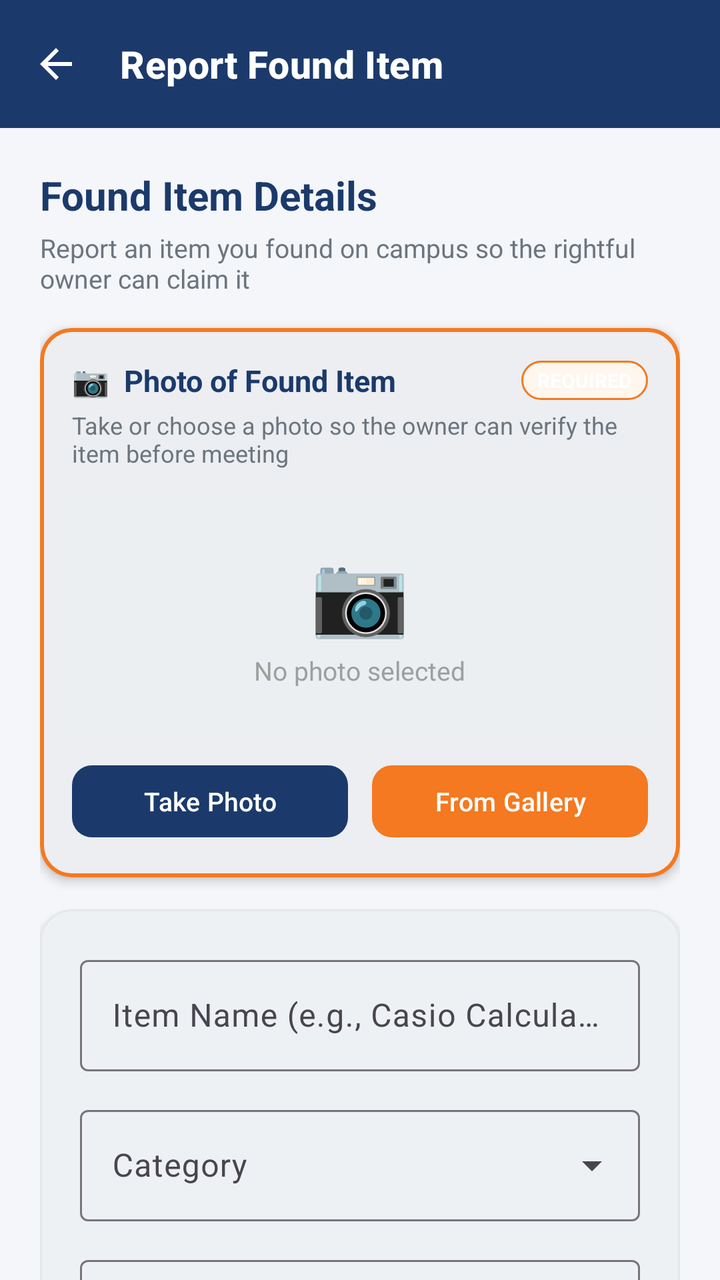
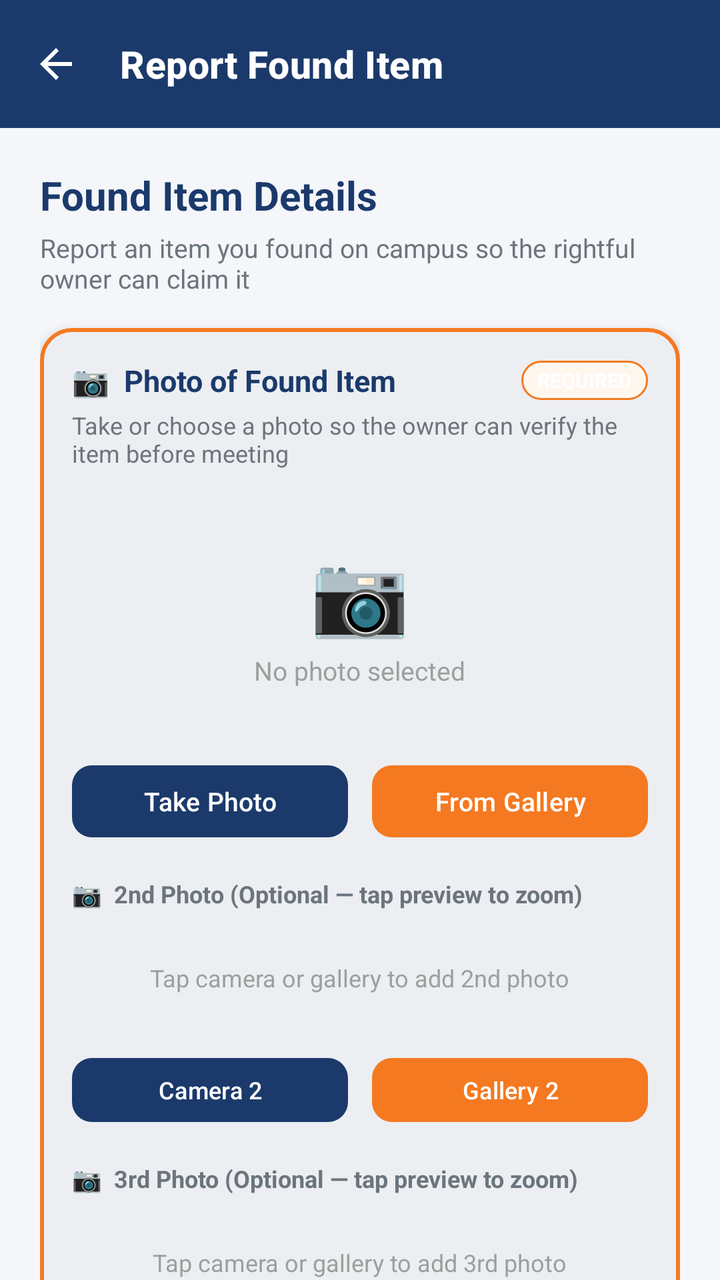

An Android layout rendered at two revisions. The XML below is the earlier revision; the diff shows what the commit changed to produce the second picture.
<!-- AndroidManifest.xml: application theme Theme.CampusFind -->
<!-- res/layout/activity_report_found.xml -->
<?xml version="1.0" encoding="utf-8"?>
<androidx.coordinatorlayout.widget.CoordinatorLayout
    xmlns:android="http://schemas.android.com/apk/res/android"
    xmlns:app="http://schemas.android.com/apk/res-auto"
    android:layout_width="match_parent"
    android:layout_height="match_parent"
    android:background="@color/background">

    <com.google.android.material.appbar.AppBarLayout
        android:layout_width="match_parent"
        android:layout_height="wrap_content">
        <com.google.android.material.appbar.MaterialToolbar
            android:id="@+id/toolbarReportFound"
            android:layout_width="match_parent"
            android:layout_height="?attr/actionBarSize"
            android:background="@color/primary"
            app:navigationIcon="@drawable/ic_arrow_back"
            app:navigationIconTint="@color/text_white"
            app:title="Report Found Item"
            app:titleTextAppearance="@style/CampusFind.ToolbarTitle" />
    </com.google.android.material.appbar.AppBarLayout>

    <androidx.core.widget.NestedScrollView
        android:layout_width="match_parent"
        android:layout_height="match_parent"
        android:fillViewport="true"
        app:layout_behavior="@string/appbar_scrolling_view_behavior">

        <LinearLayout
            android:layout_width="match_parent"
            android:layout_height="wrap_content"
            android:orientation="vertical"
            android:padding="20dp">

            <TextView
                android:layout_width="wrap_content"
                android:layout_height="wrap_content"
                android:text="Found Item Details"
                android:textColor="@color/primary"
                android:textSize="20sp"
                android:textStyle="bold" />

            <TextView
                android:layout_width="wrap_content"
                android:layout_height="wrap_content"
                android:layout_marginTop="4dp"
                android:text="Report an item you found on campus so the rightful owner can claim it"
                android:textColor="@color/text_secondary"
                android:textSize="13sp" />

            
            
            
            <com.google.android.material.card.MaterialCardView
                android:layout_width="match_parent"
                android:layout_height="wrap_content"
                android:layout_marginTop="16dp"
                app:cardCornerRadius="16dp"
                app:cardElevation="3dp"
                app:strokeWidth="2dp"
                app:strokeColor="@color/accent"
                app:cardBackgroundColor="@color/surface">

                <LinearLayout
                    android:layout_width="match_parent"
                    android:layout_height="wrap_content"
                    android:orientation="vertical"
                    android:padding="16dp">

                    
                    <LinearLayout
                        android:layout_width="match_parent"
                        android:layout_height="wrap_content"
                        android:orientation="horizontal"
                        android:gravity="center_vertical">

                        <TextView
                            android:layout_width="0dp"
                            android:layout_height="wrap_content"
                            android:layout_weight="1"
                            android:text="📷  Photo of Found Item"
                            android:textColor="@color/primary"
                            android:textSize="15sp"
                            android:textStyle="bold" />

                        
                        <TextView
                            android:layout_width="wrap_content"
                            android:layout_height="wrap_content"
                            android:text="REQUIRED"
                            android:textColor="#FFFFFF"
                            android:textSize="10sp"
                            android:textStyle="bold"
                            android:paddingStart="8dp"
                            android:paddingEnd="8dp"
                            android:paddingTop="3dp"
                            android:paddingBottom="3dp"
                            android:background="@drawable/badge_active" />
                    </LinearLayout>

                    <TextView
                        android:layout_width="wrap_content"
                        android:layout_height="wrap_content"
                        android:layout_marginTop="4dp"
                        android:text="Take or choose a photo so the owner can verify the item before meeting"
                        android:textColor="@color/text_secondary"
                        android:textSize="12sp" />

                    
                    <ImageView
                        android:id="@+id/ivPhotoPreview"
                        android:layout_width="match_parent"
                        android:layout_height="200dp"
                        android:layout_marginTop="12dp"
                        android:scaleType="centerCrop"
                        android:background="@color/surface_variant"
                        android:visibility="gone"
                        android:contentDescription="Photo preview" />

                    
                    <LinearLayout
                        android:id="@+id/layoutPhotoPlaceholder"
                        android:layout_width="match_parent"
                        android:layout_height="120dp"
                        android:layout_marginTop="12dp"
                        android:orientation="vertical"
                        android:gravity="center"
                        android:background="@color/surface_variant">

                        <TextView
                            android:layout_width="wrap_content"
                            android:layout_height="wrap_content"
                            android:text="📷"
                            android:textSize="40sp" />

                        <TextView
                            android:layout_width="wrap_content"
                            android:layout_height="wrap_content"
                            android:layout_marginTop="4dp"
                            android:text="No photo selected"
                            android:textColor="@color/text_hint"
                            android:textSize="13sp" />
                    </LinearLayout>

                    
                    <TextView
                        android:id="@+id/tvPhotoError"
                        android:layout_width="wrap_content"
                        android:layout_height="wrap_content"
                        android:layout_marginTop="4dp"
                        android:text="⚠ A photo is required to submit a found report"
                        android:textColor="#E53935"
                        android:textSize="12sp"
                        android:visibility="gone" />

                    
                    <LinearLayout
                        android:layout_width="match_parent"
                        android:layout_height="wrap_content"
                        android:layout_marginTop="12dp"
                        android:orientation="horizontal">

                        <com.google.android.material.button.MaterialButton
                            android:id="@+id/btnTakePhoto"
                            android:layout_width="0dp"
                            android:layout_height="44dp"
                            android:layout_weight="1"
                            android:layout_marginEnd="6dp"
                            android:text="Take Photo"
                            android:textSize="13sp"
                            android:textAllCaps="false"
                            app:cornerRadius="10dp"
                            app:backgroundTint="@color/primary"
                            android:textColor="@color/text_white" />

                        <com.google.android.material.button.MaterialButton
                            android:id="@+id/btnChooseGallery"
                            android:layout_width="0dp"
                            android:layout_height="44dp"
                            android:layout_weight="1"
                            android:layout_marginStart="6dp"
                            android:text="From Gallery"
                            android:textSize="13sp"
                            android:textAllCaps="false"
                            app:cornerRadius="10dp"
                            app:backgroundTint="@color/accent"
                            android:textColor="@color/text_white" />
                    </LinearLayout>

                </LinearLayout>
            </com.google.android.material.card.MaterialCardView>

            
            
            
            <com.google.android.material.card.MaterialCardView
                android:layout_width="match_parent"
                android:layout_height="wrap_content"
                android:layout_marginTop="16dp"
                app:cardCornerRadius="16dp"
                app:cardElevation="2dp"
                app:strokeWidth="1dp"
                app:strokeColor="@color/card_stroke"
                app:cardBackgroundColor="@color/surface">

                <LinearLayout
                    android:layout_width="match_parent"
                    android:layout_height="wrap_content"
                    android:orientation="vertical"
                    android:padding="20dp">

                    
                    <com.google.android.material.textfield.TextInputLayout
                        android:id="@+id/tilItemName"
                        android:layout_width="match_parent"
                        android:layout_height="wrap_content"
                        android:hint="Item Name (e.g., Casio Calculator, Student ID)"
                        style="@style/Widget.Material3.TextInputLayout.OutlinedBox">
                        <com.google.android.material.textfield.TextInputEditText
                            android:id="@+id/etItemName"
                            android:layout_width="match_parent"
                            android:layout_height="wrap_content"
                            android:inputType="textCapWords"
                            android:textColor="@color/text_primary" />
                    </com.google.android.material.textfield.TextInputLayout>

                    
                    <com.google.android.material.textfield.TextInputLayout
                        android:id="@+id/tilCategory"
                        style="@style/Widget.Material3.TextInputLayout.OutlinedBox.ExposedDropdownMenu"
                        android:layout_width="match_parent"
                        android:layout_height="wrap_content"
                        android:layout_marginTop="14dp"
                        android:hint="Category">
                        <AutoCompleteTextView
                            android:id="@+id/actvCategory"
                            android:layout_width="match_parent"
                            android:layout_height="wrap_content"
                            android:inputType="none"
                            android:textColor="@color/text_primary" />
                    </com.google.android.material.textfield.TextInputLayout>

                    
                    <com.google.android.material.textfield.TextInputLayout
                        android:id="@+id/tilLocation"
                        android:layout_width="match_parent"
                        android:layout_height="wrap_content"
                        android:layout_marginTop="14dp"
                        android:hint="Location Found (e.g., Campus Canteen Table 4)"
                        app:startIconDrawable="@drawable/ic_location"
                        app:startIconTint="@color/primary"
                        style="@style/Widget.Material3.TextInputLayout.OutlinedBox">
                        <com.google.android.material.textfield.TextInputEditText
                            android:id="@+id/etLocation"
                            android:layout_width="match_parent"
                            android:layout_height="wrap_content"
                            android:inputType="textCapSentences"
                            android:textColor="@color/text_primary" />
                    </com.google.android.material.textfield.TextInputLayout>

                    
                    <com.google.android.material.textfield.TextInputLayout
                        android:id="@+id/tilDate"
                        android:layout_width="match_parent"
                        android:layout_height="wrap_content"
                        android:layout_marginTop="14dp"
                        android:hint="Date Found"
                        app:startIconDrawable="@drawable/ic_calendar"
                        app:startIconTint="@color/primary"
                        style="@style/Widget.Material3.TextInputLayout.OutlinedBox">
                        <com.google.android.material.textfield.TextInputEditText
                            android:id="@+id/etDate"
                            android:layout_width="match_parent"
                            android:layout_height="wrap_content"
                            android:focusable="false"
                            android:clickable="true"
                            android:inputType="none"
                            android:textColor="@color/text_primary" />
                    </com.google.android.material.textfield.TextInputLayout>

                    
                    <com.google.android.material.textfield.TextInputLayout
                        android:id="@+id/tilDescription"
                        android:layout_width="match_parent"
                        android:layout_height="wrap_content"
                        android:layout_marginTop="14dp"
                        android:hint="Description &amp; Handover Location (e.g., Left at Guard Desk)"
                        style="@style/Widget.Material3.TextInputLayout.OutlinedBox">
                        <com.google.android.material.textfield.TextInputEditText
                            android:id="@+id/etDescription"
                            android:layout_width="match_parent"
                            android:layout_height="wrap_content"
                            android:lines="3"
                            android:gravity="top|start"
                            android:inputType="textMultiLine|textCapSentences"
                            android:textColor="@color/text_primary" />
                    </com.google.android.material.textfield.TextInputLayout>

                    
                    <com.google.android.material.button.MaterialButton
                        android:id="@+id/btnSubmitFound"
                        android:layout_width="match_parent"
                        android:layout_height="54dp"
                        android:layout_marginTop="24dp"
                        android:text="Submit Found Report"
                        android:textSize="16sp"
                        android:textStyle="bold"
                        android:textAllCaps="false"
                        app:cornerRadius="12dp"
                        app:backgroundTint="@color/primary"
                        android:textColor="@color/text_white" />

                </LinearLayout>
            </com.google.android.material.card.MaterialCardView>

        </LinearLayout>
    </androidx.core.widget.NestedScrollView>

</androidx.coordinatorlayout.widget.CoordinatorLayout>
<!-- resources referenced by this layout -->
<resources>
  <color name="accent">#F47920</color>
  <color name="background">#F4F6FA</color>
  <color name="card_stroke">#E5E7EB</color>
  <color name="primary">#1B3A6B</color>
  <color name="surface">#FFFFFF</color>
  <color name="surface_variant">#ECEFF1</color>
  <color name="text_hint">#9E9E9E</color>
  <color name="text_primary">#1B3A6B</color>
  <color name="text_secondary">#6C757D</color>
  <color name="text_white">#FFFFFF</color>
  <!-- drawable badge_active (drawable) -->
  <?xml version="1.0" encoding="utf-8"?>
  <shape xmlns:android="http://schemas.android.com/apk/res/android"
      android:shape="rectangle">
      <corners android:radius="12dp" />
      <solid android:color="@color/status_active_bg" />
      <stroke
          android:width="1dp"
          android:color="@color/status_active" />
  </shape>
  <!-- drawable ic_arrow_back (drawable) -->
  <vector xmlns:android="http://schemas.android.com/apk/res/android"
      android:width="24dp"
      android:height="24dp"
      android:viewportWidth="24"
      android:viewportHeight="24">
      <path
          android:fillColor="#FFFFFF"
          android:pathData="M20,11H7.83l5.59,-5.59L12,4l-8,8 8,8 1.41,-1.41L7.83,13H20v-2z"/>
  </vector>
  <!-- drawable ic_calendar (drawable) -->
  <vector xmlns:android="http://schemas.android.com/apk/res/android"
      android:width="24dp"
      android:height="24dp"
      android:viewportWidth="24"
      android:viewportHeight="24">
      <path
          android:fillColor="@color/accent"
          android:pathData="M19,4h-1V2h-2v2H8V2H6v2H5c-1.11,0 -1.99,0.9 -1.99,2L3,20c0,1.1 0.89,2 2,2h14c1.1,0 2,-0.9 2,-2V6c0,-1.1 -0.9,-2 -2,-2zm0,16H5V9h14v11z"/>
  </vector>
  <!-- drawable ic_location (drawable) -->
  <vector xmlns:android="http://schemas.android.com/apk/res/android"
      android:width="24dp"
      android:height="24dp"
      android:viewportWidth="24"
      android:viewportHeight="24">
      <path
          android:fillColor="@color/accent"
          android:pathData="M12,2C8.13,2 5,5.13 5,9c0,5.25 7,13 7,13s7,-7.75 7,-13c0,-3.87 -3.13,-7 -7,-7zm0,9.5c-1.38,0 -2.5,-1.12 -2.5,-2.5s1.12,-2.5 2.5,-2.5 2.5,1.12 2.5,2.5 -1.12,2.5 -2.5,2.5z"/>
  </vector>
  <style name="CampusFind.ToolbarTitle" parent="TextAppearance.Material3.TitleMedium">
          <item name="android:textColor">@color/text_white</item>
          <item name="android:textStyle">bold</item>
          <item name="android:textSize">19sp</item>
      </style>
  <style name="Theme.CampusFind" parent="Theme.Material3.Light.NoActionBar">
          
          <item name="colorPrimary">@color/primary</item>
          <item name="colorOnPrimary">@color/text_white</item>
          <item name="colorPrimaryContainer">@color/primary_light</item>
          <item name="colorOnPrimaryContainer">@color/text_white</item>
  
          
          <item name="colorSecondary">@color/accent</item>
          <item name="colorOnSecondary">@color/text_white</item>
          <item name="colorSecondaryContainer">@color/accent_light</item>
          <item name="colorOnSecondaryContainer">@color/primary_dark</item>
  
          
          <item name="android:windowBackground">@color/background</item>
          <item name="colorSurface">@color/surface</item>
          <item name="colorOnSurface">@color/text_primary</item>
  
          
          <item name="android:statusBarColor">@color/primary</item>
          <item name="android:windowLightStatusBar">false</item>
      </style>
  <color name="status_active_bg">#FFF6EE</color>
  <color name="status_active">#F47920</color>
  <color name="primary_light">#2E5499</color>
  <color name="accent_light">#FFB366</color>
  <color name="primary_dark">#0F2448</color>
</resources>

<!-- the commit's change to res/layout/activity_report_found.xml (unified diff, before → after) -->
@@ -115,7 +115,9 @@
                         android:scaleType="centerCrop"
                         android:background="@color/surface_variant"
                         android:visibility="gone"
-                        android:contentDescription="Photo preview" />
+                        android:clickable="true"
+                        android:focusable="true"
+                        android:contentDescription="Photo 1 preview — tap to zoom" />
 
                     
                     <LinearLayout
@@ -187,8 +189,147 @@
                             android:textColor="@color/text_white" />
                     </LinearLayout>
 
+                    
+                    <TextView
+                        android:layout_width="wrap_content"
+                        android:layout_height="wrap_content"
+                        android:layout_marginTop="16dp"
+                        android:text="📷  2nd Photo (Optional — tap preview to zoom)"
+                        android:textColor="@color/text_secondary"
+                        android:textSize="12sp"
+                        android:textStyle="bold" />
+
+                    <ImageView
+                        android:id="@+id/ivPhoto2Preview"
+                        android:layout_width="match_parent"
+                        android:layout_height="130dp"
+                        android:layout_marginTop="6dp"
+                        android:scaleType="centerCrop"
+                        android:background="@color/surface_variant"
+                        android:visibility="gone"
+                        android:clickable="true"
+                        android:focusable="true"
+                        android:contentDescription="Photo 2 preview — tap to zoom" />
+
+                    <LinearLayout
+                        android:id="@+id/layoutPhoto2Placeholder"
+                        android:layout_width="match_parent"
+                        android:layout_height="56dp"
+                        android:layout_marginTop="6dp"
+                        android:orientation="vertical"
+                        android:gravity="center"
+                        android:background="@color/surface_variant">
+                        <TextView
+                            android:layout_width="wrap_content"
+                            android:layout_height="wrap_content"
+                            android:text="Tap camera or gallery to add 2nd photo"
+                            android:textColor="@color/text_hint"
+                            android:textSize="12sp" />
+                    </LinearLayout>
+
+                    <LinearLayout
+                        android:layout_width="match_parent"
+                        android:layout_height="wrap_content"
+                        android:layout_marginTop="8dp"
+                        android:orientation="horizontal">
+                        <com.google.android.material.button.MaterialButton
+                            android:id="@+id/btnTakePhoto2"
+                            android:layout_width="0dp"
+                            android:layout_height="40dp"
+                            android:layout_weight="1"
+                            android:layout_marginEnd="6dp"
+                            android:text="Camera 2"
+                            android:textSize="12sp"
+                            android:textAllCaps="false"
+                            app:cornerRadius="10dp"
+                            app:backgroundTint="@color/primary"
+                            android:textColor="@color/text_white" />
+                        <com.google.android.material.button.MaterialButton
+                            android:id="@+id/btnGallery2"
+                            android:layout_width="0dp"
+                            android:layout_height="40dp"
+                            android:layout_weight="1"
+                            android:layout_marginStart="6dp"
+                            android:text="Gallery 2"
+                            android:textSize="12sp"
+                            android:textAllCaps="false"
+                            app:cornerRadius="10dp"
+                            app:backgroundTint="@color/accent"
+                            android:textColor="@color/text_white" />
+                    </LinearLayout>
+
+                    
+                    <TextView
+                        android:layout_width="wrap_content"
+                        android:layout_height="wrap_content"
+                        android:layout_marginTop="16dp"
+                        android:text="📷  3rd Photo (Optional — tap preview to zoom)"
+                        android:textColor="@color/text_secondary"
+                        android:textSize="12sp"
+                        android:textStyle="bold" />
+
+                    <ImageView
+                        android:id="@+id/ivPhoto3Preview"
+                        android:layout_width="match_parent"
+                        android:layout_height="130dp"
+                        android:layout_marginTop="6dp"
+                        android:scaleType="centerCrop"
+                        android:background="@color/surface_variant"
+                        android:visibility="gone"
+                        android:clickable="true"
+                        android:focusable="true"
+                        android:contentDescription="Photo 3 preview — tap to zoom" />
+
+                    <LinearLayout
+                        android:id="@+id/layoutPhoto3Placeholder"
+                        android:layout_width="match_parent"
+                        android:layout_height="56dp"
+                        android:layout_marginTop="6dp"
+                        android:orientation="vertical"
+                        android:gravity="center"
+                        android:background="@color/surface_variant">
+                        <TextView
+                            android:layout_width="wrap_content"
+                            android:layout_height="wrap_content"
+                            android:text="Tap camera or gallery to add 3rd photo"
+                            android:textColor="@color/text_hint"
+                            android:textSize="12sp" />
+                    </LinearLayout>
+
+                    <LinearLayout
+                        android:layout_width="match_parent"
+                        android:layout_height="wrap_content"
+                        android:layout_marginTop="8dp"
+                        android:orientation="horizontal">
+                        <com.google.android.material.button.MaterialButton
+                            android:id="@+id/btnTakePhoto3"
+                            android:layout_width="0dp"
+                            android:layout_height="40dp"
+                            android:layout_weight="1"
+                            android:layout_marginEnd="6dp"
+                            android:text="Camera 3"
+                            android:textSize="12sp"
+                            android:textAllCaps="false"
+                            app:cornerRadius="10dp"
+                            app:backgroundTint="@color/primary"
+                            android:textColor="@color/text_white" />
+                        <com.google.android.material.button.MaterialButton
+                            android:id="@+id/btnGallery3"
+                            android:layout_width="0dp"
+                            android:layout_height="40dp"
+                            android:layout_weight="1"
+                            android:layout_marginStart="6dp"
+                            android:text="Gallery 3"
+                            android:textSize="12sp"
+                            android:textAllCaps="false"
+                            app:cornerRadius="10dp"
+                            app:backgroundTint="@color/accent"
+                            android:textColor="@color/text_white" />
+                    </LinearLayout>
+
                 </LinearLayout>
             </com.google.android.material.card.MaterialCardView>
+
 
             
             
